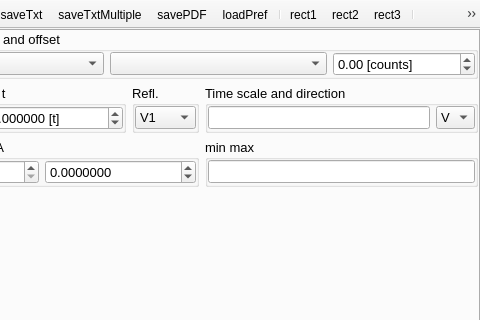
Old version of the form UIs/nVISAR1.ui in the repository NeutrinoToolkit/Neutrino; both pictures show x 143 to 623 and y 0 to 320 of the 623 by 521 pixel window.
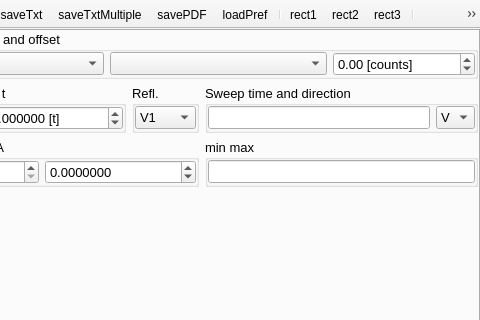
New version of the form. The open tabs and pages were chosen to show the change. Icons and pictures are not drawn. Custom widgets are drawn as their Qt base class.

Commit message: fix visar sweep time function

The edit to the form file:
```diff
--- a/UIs/nVISAR1.ui
+++ b/UIs/nVISAR1.ui
@@ -330,7 +330,7 @@
         <item row="1" column="2">
          <widget class="QGroupBox" name="groupBox_4">
           <property name="title">
-           <string>Time scale and direction</string>
+           <string>Sweep time and direction</string>
           </property>
           <layout class="QGridLayout" name="gridLayout_11" columnstretch="1,0">
            <property name="leftMargin">
```
Left out of the diff: 4 changed lines with no effect on the pictures. The commit also changes 7 other files.
